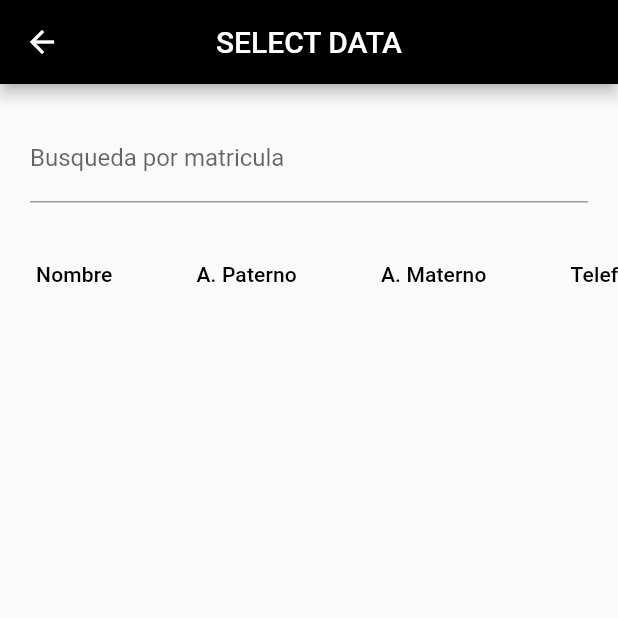
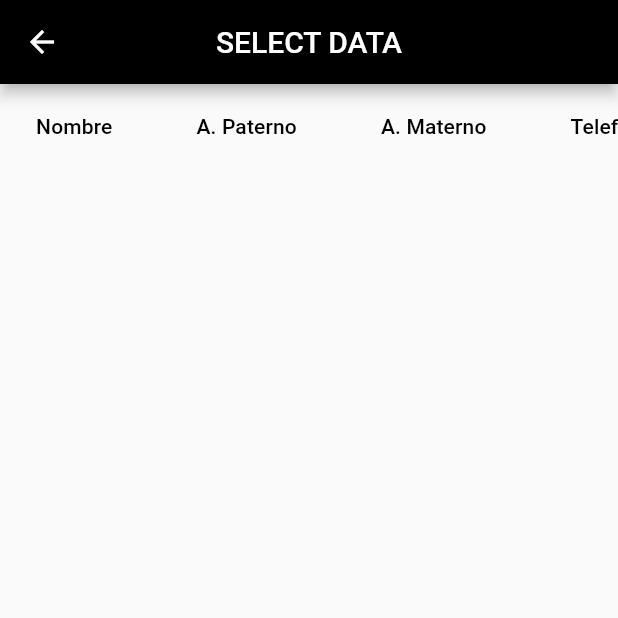
Before and after one commit to AndreaJuarez/act4-SQLite, a Flutter app: the screen it shows after launch, in the side drawer, after a tap on "Select", on a phone screen of 412 x 824 dp, the top half of it. Run offline on Flutter 3.47's test engine with Material 2 defaults, Android fonts, the phone set to English and light mode, and no system bars; our stand-ins replace sqflite; accounts and stored records are empty.

Commit message:
falta incluir select like

```diff
--- a/lib/select.dart
+++ b/lib/select.dart
@@ -67,25 +67,6 @@ class _myHomePageState extends State<Select> {
       refreshList();
     }
   }*/
-
-  Widget form(){
-    return Form(
-      child: Padding(
-        padding: EdgeInsets.all(20),
-        child: new Column(
-          children: <Widget>[
-            TextFormField(
-              controller: controller_busqueda,
-              keyboardType: TextInputType.text,
-              decoration: InputDecoration(labelText: 'Busqueda por matricula'),
-              validator: (val) => val.length == 0 ? 'Enter Data' : null,
-              onSaved: (val) => matricula = val,
-            ),
-          ],
-        ),
-      ),
-    );
-  }
 
 //SHOW DATA
   SingleChildScrollView dataTable(List<Student> Studentss) {
@@ -205,7 +186,7 @@ class _myHomePageState extends State<Select> {
         child: new Column(
           mainAxisAlignment: MainAxisAlignment.spaceAround,
           children: <Widget>[
-            form(),
+            //form(),
             list(),
           ],
         ),
```
